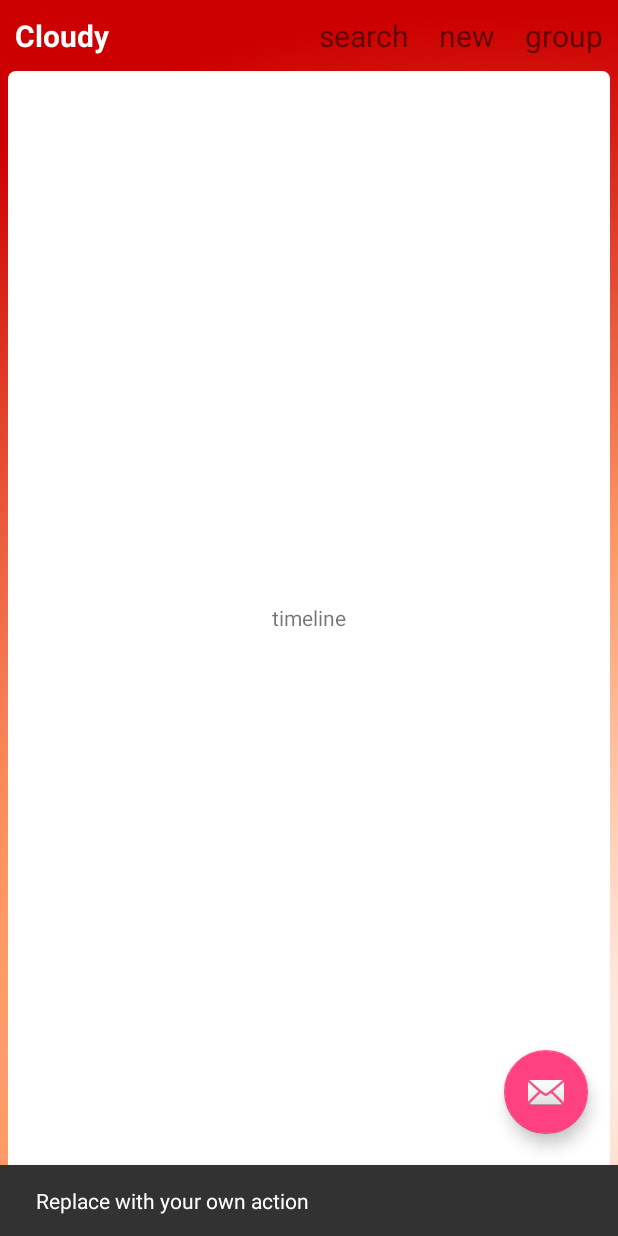
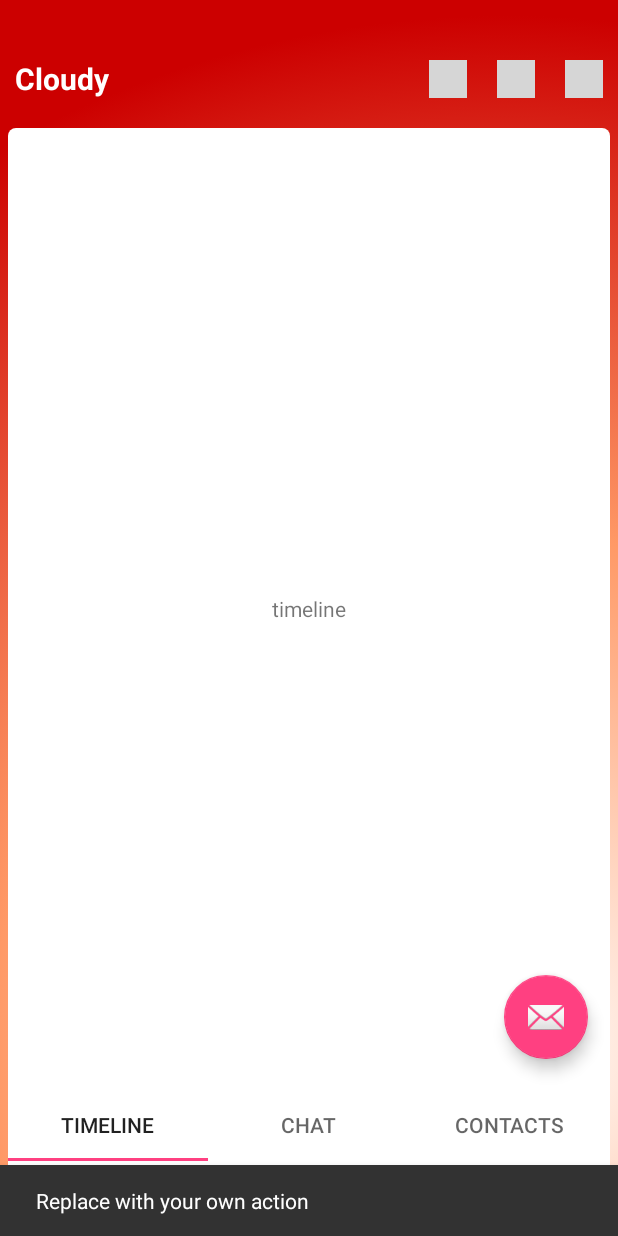
Before and after one commit to gourav028/Cloudy, an Android app: the screen it shows after launch (MainActivity), after a tap on an icon or button, on a phone screen of 412 x 824 dp. Run offline under Robolectric (Android 15) with nearby library versions, the phone set to English and light mode, and no system bars; grey boxes are pictures that could not be loaded.

Commit message:
UI changed

```diff
--- a/app/src/main/java/cc/atspace/cloudy/cloudy/MainActivity.java
+++ b/app/src/main/java/cc/atspace/cloudy/cloudy/MainActivity.java
@@ -1,5 +1,6 @@
 package cc.atspace.cloudy.cloudy;
 
+import android.content.Context;
 import android.support.design.widget.TabLayout;
 import android.support.design.widget.FloatingActionButton;
 import android.support.design.widget.Snackbar;
@@ -17,7 +18,11 @@ import android.view.MenuItem;
 import android.view.View;
 import android.view.ViewGroup;
 
+import android.view.Window;
+import android.view.WindowManager;
+import android.widget.ImageView;
 import android.widget.TextView;
+import android.widget.Toast;
 
 public class MainActivity extends AppCompatActivity {
 
@@ -35,11 +40,21 @@ public class MainActivity extends AppCompatActivity {
      * The {@link ViewPager} that will host the section contents.
      */
     private ViewPager mViewPager;
+    private ImageView search,chat,groupChat;
+    Context context;
 
     @Override
     protected void onCreate(Bundle savedInstanceState) {
         super.onCreate(savedInstanceState);
+
         setContentView(R.layout.activity_main);
+        context=this;
+
+        //transparent status and navigation bar
+        Window w = getWindow();
+        w.addFlags(WindowManager.LayoutParams.FLAG_LAYOUT_NO_LIMITS);
+        w.addFlags(WindowManager.LayoutParams.FLAG_TRANSLUCENT_NAVIGATION);
+
 
         //Toolbar toolbar = (Toolbar) findViewById(R.id.toolbar);
         //setSupportActionBar(toolbar);
@@ -65,6 +80,28 @@ public class MainActivity extends AppCompatActivity {
             }
         });
 
+        search = (ImageView) findViewById(R.id.search_icon);
+        chat =(ImageView) findViewById(R.id.new_chat_icon);
+        groupChat =(ImageView) findViewById(R.id.new_group_chat_icon);
+
+        search.setOnClickListener(new View.OnClickListener() {
+            @Override
+            public void onClick(View view) {
+                Toast.makeText(context,"Search Button Clicked",Toast.LENGTH_SHORT).show();
+            }
+        });
+        chat.setOnClickListener(new View.OnClickListener() {
+            @Override
+            public void onClick(View view) {
+                Toast.makeText(context,"New Chat Button Clicked",Toast.LENGTH_SHORT).show();
+            }
+        });
+        groupChat.setOnClickListener(new View.OnClickListener() {
+            @Override
+            public void onClick(View view) {
+                Toast.makeText(context,"New Group Chat Button Clicked",Toast.LENGTH_SHORT).show();
+            }
+        });
     }
 
 
--- a/app/src/main/res/layout/activity_main.xml
+++ b/app/src/main/res/layout/activity_main.xml
@@ -5,10 +5,9 @@
     android:id="@+id/main_content"
     android:layout_width="fill_parent"
     android:layout_height="match_parent"
+    android:background="@xml/background_main_redish_orange"
     android:fitsSystemWindows="true"
-    tools:context="cc.atspace.cloudy.cloudy.MainActivity"
-    android:background="@xml/background_main_redish_orange"
-    >
+    tools:context="cc.atspace.cloudy.cloudy.MainActivity">
 
     <!--android.support.design.widget.AppBarLayout
         android:id="@+id/appbar"
@@ -21,31 +20,30 @@
         android:id="@+id/header_layout"
         android:layout_width="match_parent"
         android:layout_height="wrap_content"
-
-        >
+        android:layout_marginTop="20dp">
 
         <TextView
             android:id="@+id/app_name_header"
             android:layout_width="wrap_content"
             android:layout_height="match_parent"
+            android:layout_alignBottom="@id/icons_header_layout"
             android:layout_alignParentLeft="true"
+            android:gravity="center"
+            android:padding="10dp"
             android:text="Cloudy"
-            android:gravity="center"
-            android:textStyle="bold"
-            android:padding="10dp"
+            android:textColor="#fff"
             android:textSize="20sp"
-            android:layout_alignBottom="@id/icons_header_layout"
-            android:textColor="#fff"
-            />
+            android:textStyle="bold" />
 
         <LinearLayout
             android:id="@+id/icons_header_layout"
             android:layout_width="wrap_content"
             android:layout_height="wrap_content"
             android:layout_alignParentRight="true"
-            >
+            android:paddingBottom="10dp"
+            android:paddingTop="10dp">
 
-            <TextView
+            <!--TextView
                 android:layout_width="wrap_content"
                 android:layout_height="wrap_content"
                 android:padding="10dp"
@@ -64,7 +62,28 @@
                 android:layout_height="wrap_content"
                 android:padding="10dp"
                 android:text="group"
-                android:textSize="20sp" />
+                android:textSize="20sp" /-->
+
+            <ImageView
+                android:id="@+id/search_icon"
+                android:layout_width="25dp"
+                android:layout_height="25dp"
+                android:layout_margin="10dp"
+                android:src="@mipmap/search" />
+
+            <ImageView
+                android:id="@+id/new_chat_icon"
+                android:layout_width="25dp"
+                android:layout_height="25dp"
+                android:layout_margin="10dp"
+                android:src="@mipmap/chat" />
+
+            <ImageView
+                android:id="@+id/new_group_chat_icon"
+                android:layout_width="25dp"
+                android:layout_height="25dp"
+                android:layout_margin="10dp"
+                android:src="@mipmap/group" />
         </LinearLayout>
     </RelativeLayout>
 
@@ -107,32 +126,31 @@
         android:layout_width="match_parent"
         android:layout_height="wrap_content"
         android:layout_alignParentBottom="true"
+        android:layout_marginLeft="5dp"
+        android:layout_marginRight="5dp"
         android:background="#fff"
-        android:layout_marginRight="5dp"
-        android:layout_marginLeft="5dp"
-        >
+        android:paddingBottom="50dp">
 
         <android.support.design.widget.TabItem
             android:id="@+id/tabItem"
             android:layout_width="wrap_content"
             android:layout_height="wrap_content"
-            android:textColor="#ccc"
             android:text="Timeline"
-            />
+            android:textColor="#ccc" />
 
         <android.support.design.widget.TabItem
             android:id="@+id/tabItem2"
             android:layout_width="wrap_content"
             android:layout_height="wrap_content"
-            android:textColor="#ccc"
-            android:text="Chat" />
+            android:text="Chat"
+            android:textColor="#ccc" />
 
         <android.support.design.widget.TabItem
             android:id="@+id/tabItem3"
             android:layout_width="wrap_content"
             android:layout_height="wrap_content"
-            android:textColor="#ccc"
-            android:text="Contacts" />
+            android:text="Contacts"
+            android:textColor="#ccc" />
 
     </android.support.design.widget.TabLayout>
     <!--/android.support.design.widget.AppBarLayout-->
--- a/app/src/main/res/values/colors.xml
+++ b/app/src/main/res/values/colors.xml
@@ -3,4 +3,6 @@
     <color name="colorPrimary">#3F51B5</color>
     <color name="colorPrimaryDark">#303F9F</color>
     <color name="colorAccent">#FF4081</color>
+    <color name="red">#cc0000</color>
+
 </resources>
--- a/app/src/main/res/values/styles.xml
+++ b/app/src/main/res/values/styles.xml
@@ -1,11 +1,13 @@
 <resources>
 
     <!-- Base application theme. -->
-    <style name="AppTheme" parent="Theme.AppCompat.Light.DarkActionBar">
+    <style name="AppTheme" parent="Theme.AppCompat.Light">
         <!-- Customize your theme here. -->
         <item name="colorPrimary">@color/colorPrimary</item>
         <item name="colorPrimaryDark">@color/colorPrimaryDark</item>
         <item name="colorAccent">@color/colorAccent</item>
+        <item name="android:windowTranslucentStatus">true</item>
+        <item name="android:windowTranslucentNavigation">true</item>
     </style>
 
     <style name="AppTheme.NoActionBar">
```
